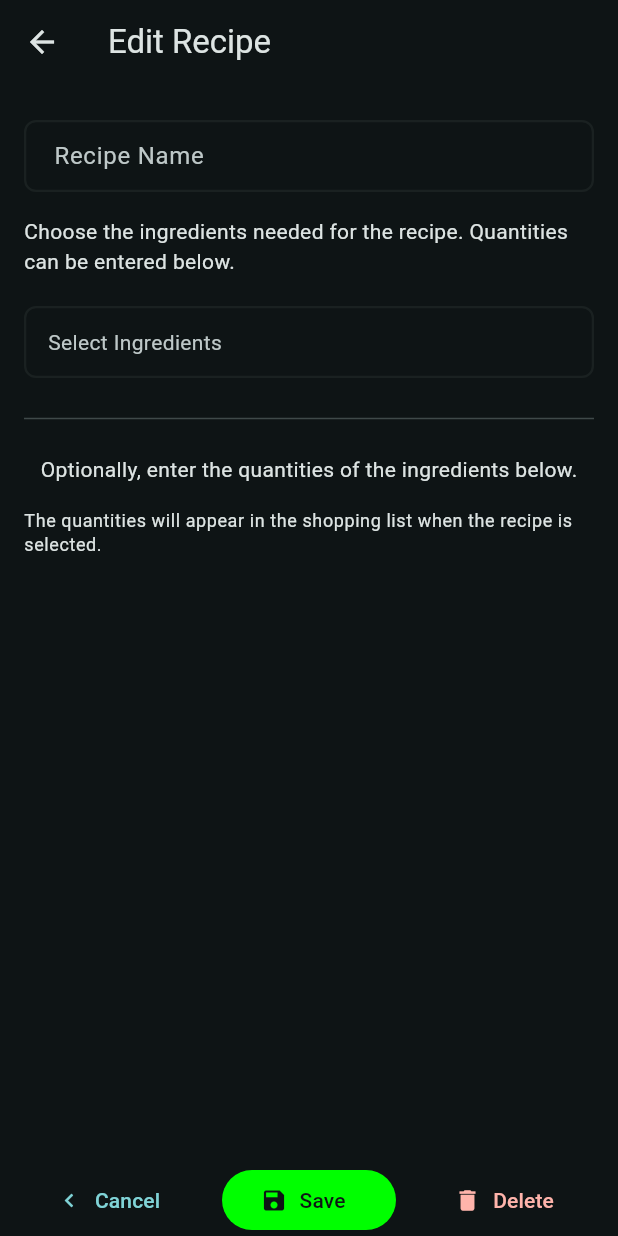
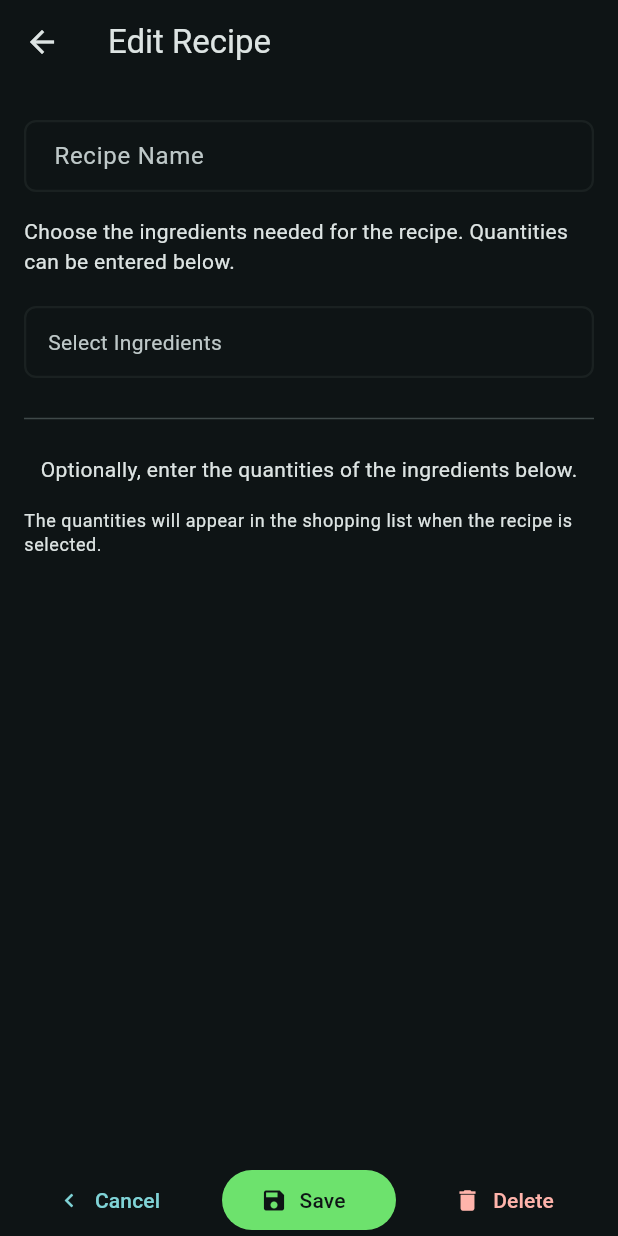
Before and after one commit to felicetteapp/recipes-flutter, a Flutter app: the EditCreateRecipeModal screen opened directly with empty values, on a phone screen of 412 x 824 dp. Run offline on Flutter 3.47's test engine with Material 3 defaults, Android fonts, the phone set to English and light mode, and no system bars; our stand-ins replace cloud_firestore, firebase_auth, firebase_core, flutter_secure_storage, get, package_info_plus; accounts and stored records are empty; network calls fail; Roboto replaces fonts that are missing (NunitoSans).

Commit message:
feat: Update success colors in theme for improved visibility

```diff
--- a/lib/theme.dart
+++ b/lib/theme.dart
@@ -61,9 +61,9 @@ final theme = ThemeData(
   useMaterial3: true,
   extensions: <ThemeExtension<dynamic>>[
     CustomColors(
-      success: Color(0xFF00FF00),
+      success: Color.fromARGB(255, 109, 226, 109),
       onSuccess: colorScheme.surface,
-      successContainer: Color(0xFF007F00),
+      successContainer: Color.fromARGB(255, 165, 192, 165),
       onSuccessContainer: colorScheme.surface,
     ),
   ],
```
